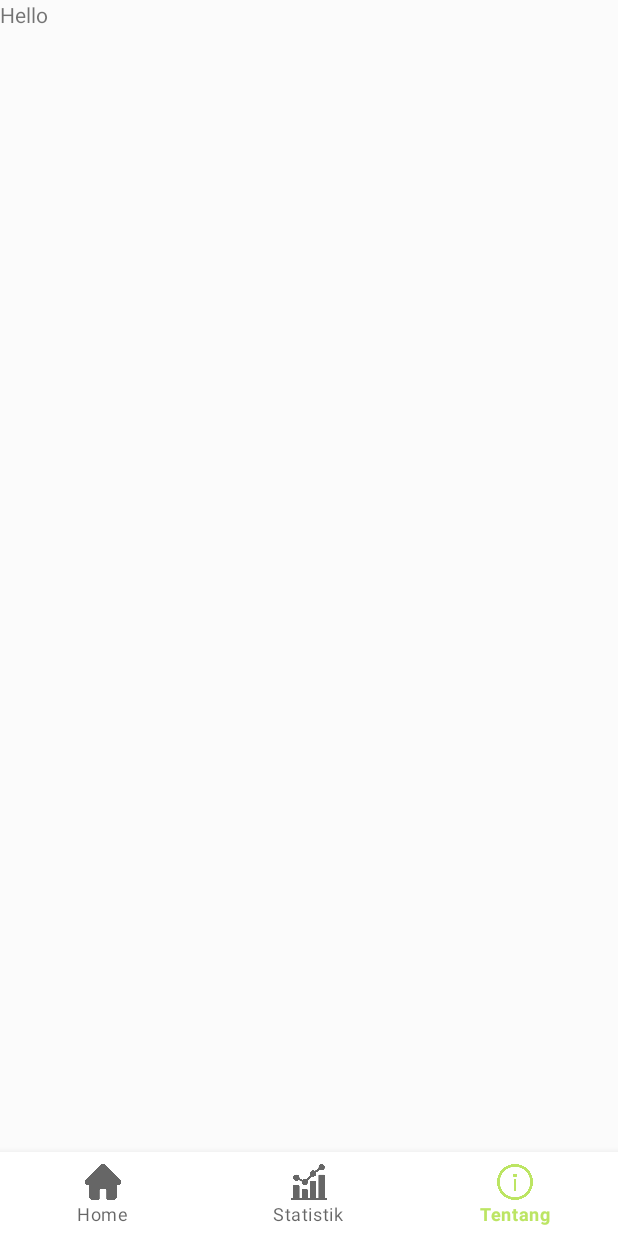
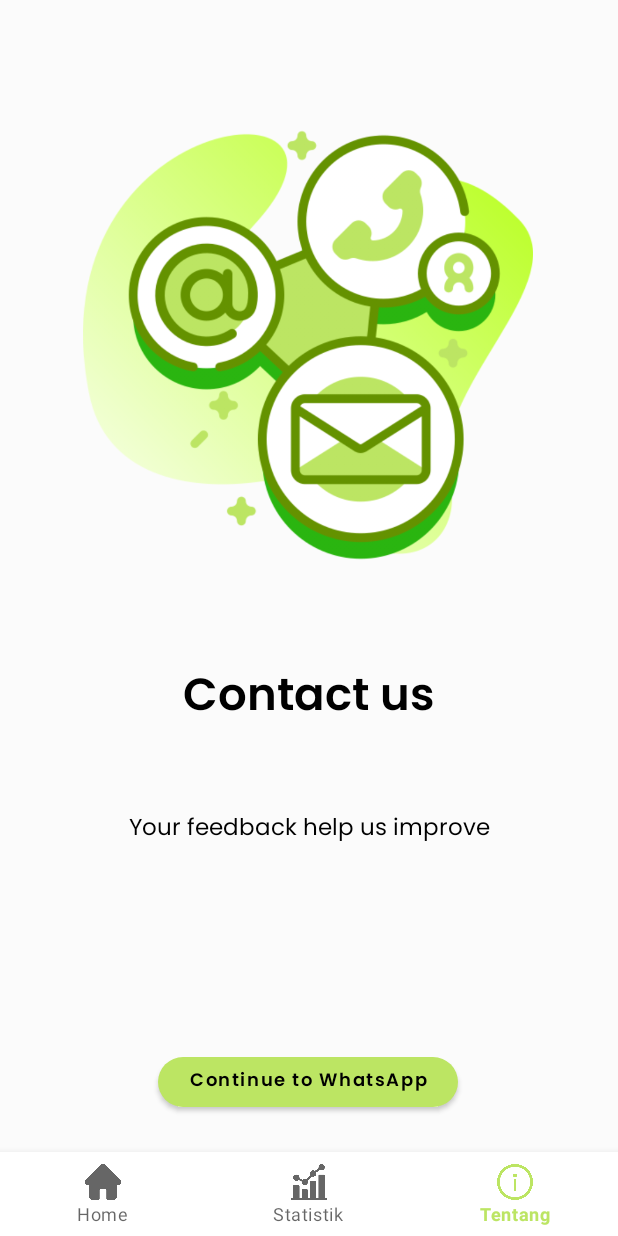
Before and after one commit to agaaaptr/Diet-Pro-App-Project, an Android app: the TentangFragment screen opened through its navigation route, on a phone screen of 412 x 824 dp. Run offline under Robolectric (Android 15) with nearby library versions, the phone set to English and light mode, and no system bars; our stand-ins replace Picasso, navigation-ui; libraries missing offline, so code that uses them is left out: com.chibatching.kotpref, com.inyongtisto.myhelper; pictures from the network do not load; 2 statements that could not run were skipped.

Commit message:
style(userInterface): fragment tentang

```diff
--- a/app/src/main/res/layout/fragment_tentang.xml
+++ b/app/src/main/res/layout/fragment_tentang.xml
@@ -1,13 +1,76 @@
 <?xml version="1.0" encoding="utf-8"?>
-<FrameLayout xmlns:android="http://schemas.android.com/apk/res/android"
+<RelativeLayout xmlns:android="http://schemas.android.com/apk/res/android"
+    xmlns:app="http://schemas.android.com/apk/res-auto"
     xmlns:tools="http://schemas.android.com/tools"
     android:layout_width="match_parent"
     android:layout_height="match_parent"
     tools:context=".ui.tentang.TentangFragment">
 
-    <TextView
+    <androidx.constraintlayout.widget.ConstraintLayout
         android:layout_width="match_parent"
-        android:layout_height="match_parent"
-        android:text="Hello" />
+        android:layout_height="match_parent">
 
-</FrameLayout>
+
+        <TextView
+            android:id="@+id/textView4"
+            android:layout_width="match_parent"
+            android:layout_height="wrap_content"
+            android:layout_marginTop="60dp"
+            android:fontFamily="@font/poppins_semibold"
+            android:gravity="center"
+            android:text="Contact us"
+            android:textColor="@color/black"
+            android:textSize="30sp"
+            app:layout_constraintEnd_toEndOf="parent"
+            app:layout_constraintHorizontal_bias="0.0"
+            app:layout_constraintStart_toStartOf="parent"
+            app:layout_constraintTop_toBottomOf="@+id/imageView4" />
+
+        <ImageView
+            android:id="@+id/imageView4"
+            android:layout_width="300dp"
+
+            android:layout_height="300dp"
+            android:layout_marginTop="80dp"
+            android:src="@drawable/contactus"
+            app:layout_constraintEnd_toEndOf="parent"
+            app:layout_constraintHorizontal_bias="0.495"
+            app:layout_constraintStart_toStartOf="parent"
+            app:layout_constraintTop_toTopOf="parent" />
+
+        <TextView
+            android:id="@+id/textView6"
+            android:layout_width="match_parent"
+            android:layout_height="wrap_content"
+            android:layout_marginTop="160dp"
+            android:fontFamily="@font/poppins_regular"
+            android:gravity="center"
+            android:text="Your feedback help us improve"
+            android:textColor="@color/black"
+            android:textSize="15sp"
+            app:layout_constraintEnd_toEndOf="parent"
+            app:layout_constraintHorizontal_bias="0.0"
+            app:layout_constraintStart_toStartOf="parent"
+            app:layout_constraintTop_toBottomOf="@+id/imageView4" />
+
+        <com.google.android.material.button.MaterialButton
+            android:id="@+id/btn_url"
+            android:layout_width="200dp"
+            android:layout_height="45dp"
+            android:layout_marginBottom="80dp"
+            android:fontFamily="@font/poppins_semibold"
+            android:text="Continue to WhatsApp"
+            android:textAllCaps="false"
+            android:textColor="@color/black"
+            android:textSize="12sp"
+            app:cornerRadius="30dp"
+            app:elevation="1dp"
+            app:layout_constraintBottom_toBottomOf="parent"
+            app:layout_constraintEnd_toEndOf="parent"
+            app:layout_constraintHorizontal_bias="0.497"
+            app:layout_constraintStart_toStartOf="parent"
+            tools:ignore="MissingConstraints" />
+
+    </androidx.constraintlayout.widget.ConstraintLayout>
+
+</RelativeLayout>
```
Also changed, not shown: app/src/main/res/drawable/contactus.png (added), app/src/main/res/drawable/email2.png (added), app/src/main/res/drawable/phone.png (added).
